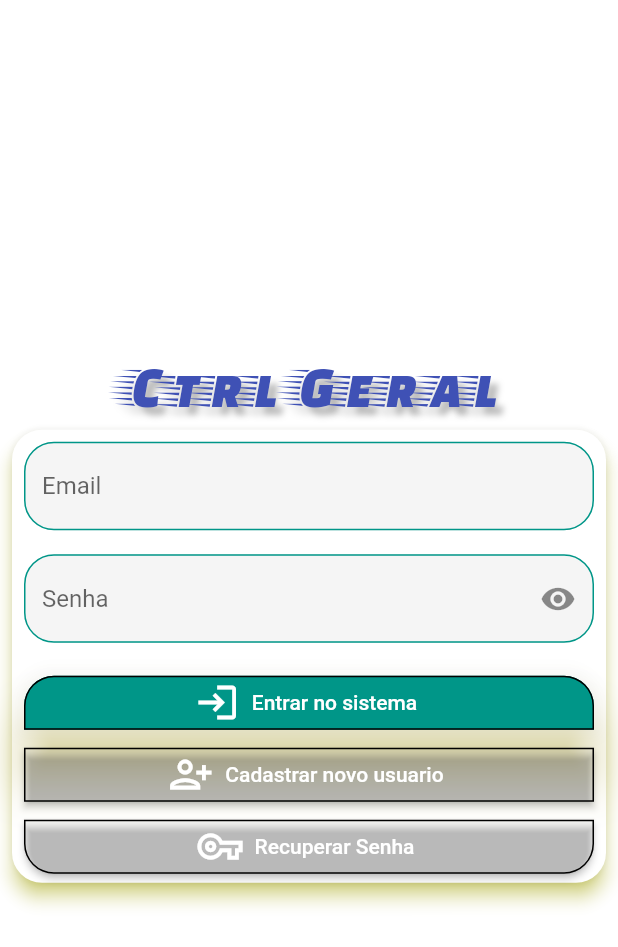
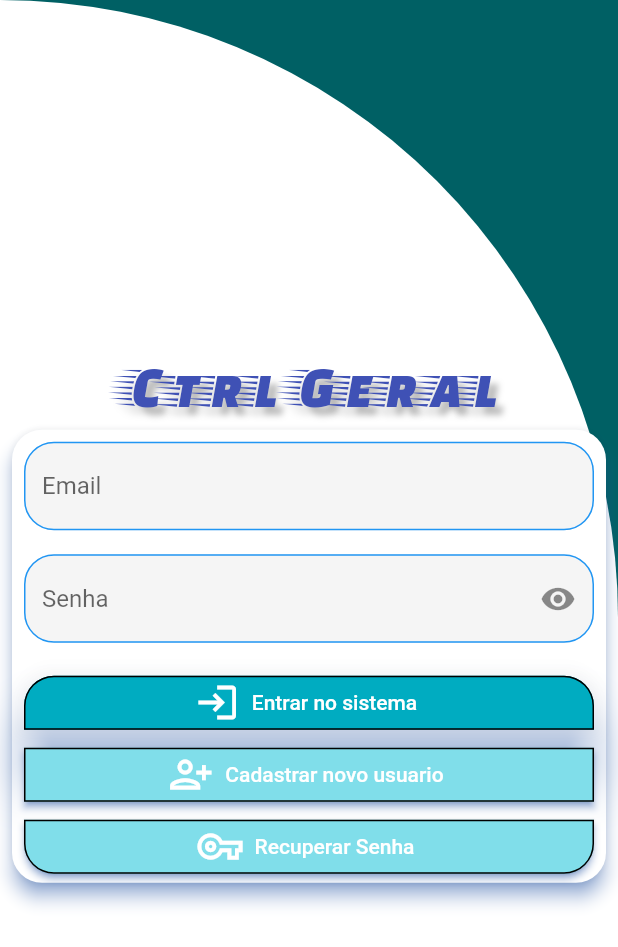
Before and after one commit to johndizaro/ctrlgeral, a Flutter app: the screen it shows after launch, on a phone screen of 412 x 824 dp. Shown: the top 947 px of the screen. Run offline on Flutter 3.47's test engine with Material 2 defaults, Android fonts, the phone set to English and light mode, and no system bars; our stand-ins replace cloud_firestore, email_validator, firebase_auth, firebase_core, logger, rxdart; missing offline and left inert: bloc_pattern; accounts and stored records are empty.

Commit message:
acertos de alguns detalhes na tela de login_screen.dart

```diff
--- a/lib/app_theme/app_themes.dart
+++ b/lib/app_theme/app_themes.dart
@@ -4,16 +4,16 @@ import 'package:flutter/material.dart';
 //Theme.of(context).copyWith(accentColor: Colors.yellow),
 
 class AppThemes {
-  static Color primarySwatch = Colors.teal;
-  static Color acentColor = Colors.tealAccent;
+  static Color primarySwatch = Colors.blue;
+  static Color acentColor = Colors.blueAccent;
 
-  static Color primaryColor = Color(0xffdbd0);
-  static Color primaryLightColor = Color(0xffffff);
-  static Color primaryDarkColor = Color(0xcba99f);
+  static Color primaryColor = Colors.cyan[900];
+  static Color primaryLightColor = Colors.cyan[200];
+  static Color primaryDarkColor = Colors.cyan[600];
 
-  static Color secondaryColor = Color(0xfeeae6);
-  static Color secondaryLightColor = Color(0xffffff);
-  static Color secondaryDarkColor = Color(0xcbb8b4);
+  static Color secondaryColor = Colors.green[900];
+  static Color secondaryLightColor = Colors.green[200];
+  static Color secondaryDarkColor = Colors.green[700];
 
 //  static Color primaryTextColor = Colors.white;
 //  static Color secundaryTextColor = Colors.black;
@@ -21,7 +21,7 @@ class AppThemes {
   static Brightness brightness = Brightness.light;
   static Color errorColor = Colors.redAccent;
   static Color dissabledColor = Colors.grey.shade400;
-  static Color shadowColor = Colors.yellowAccent;
+  static Color shadowColor = Colors.blueAccent;
 
 //  static Radius  radiusCircular = Radius.circular(20);
 //  static BorderRadius  borderRadiusCircular = BorderRadius.circular(20);
@@ -88,6 +88,7 @@ class AppThemes {
       disabledColor: dissabledColor,
       elevatedButtonTheme: ElevatedButtonThemeData(
         style: ElevatedButton.styleFrom(
+          shadowColor: shadowColor,
           // padding: const EdgeInsets.all(8.0),
           shape: RoundedRectangleBorder(
             borderRadius: BorderRadius.all(
--- a/lib/login/login_screen.dart
+++ b/lib/login/login_screen.dart
@@ -159,7 +159,8 @@ class _LoginScreenState extends State<LoginScreen> {
                   left: 8.0, top: 8.0, right: 8.0, bottom: 0.0),
               child: ElevatedButton.icon(
                 style: ElevatedButton.styleFrom(
-                  shadowColor: Colors.yellow,
+
+                  primary: AppThemes.primaryDarkColor,
                   elevation: 15,
                   shape: RoundedRectangleBorder(
                     side: BorderSide(width: 1),
@@ -339,16 +340,18 @@ class _LoginScreenState extends State<LoginScreen> {
   @override
   Widget build(BuildContext context) {
     return Scaffold(
+      backgroundColor: AppThemes.primaryColor,
       body: SafeArea(
+
         child: Container(
-          // color: Colors.indigo ,
-          decoration: BoxDecoration(
+           decoration: BoxDecoration(
             borderRadius: BorderRadius.only(
               topRight: Radius.circular(dimencaoTela.width),
 
               // bottomRight: Radius.circular(10.0),
             ),
             color: Colors.white,
+
           ),
           child: Column(
             mainAxisSize: MainAxisSize.max,
```
